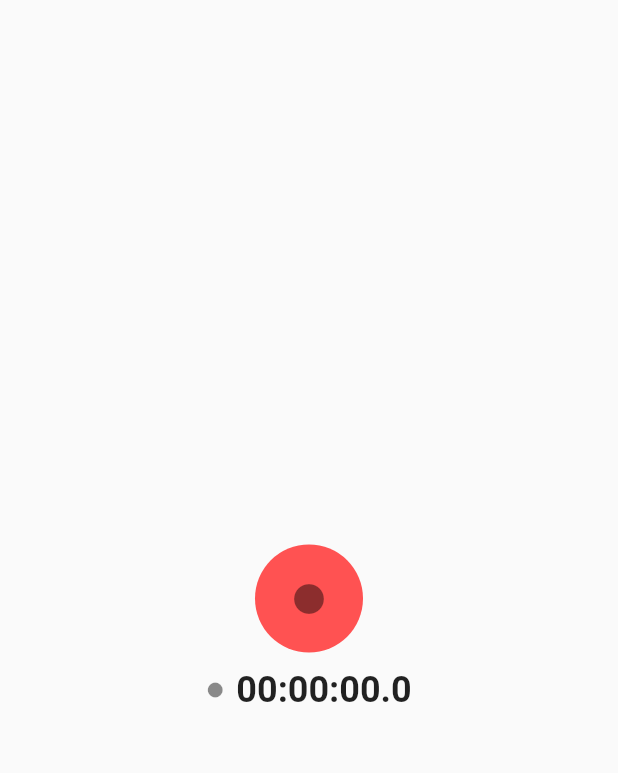
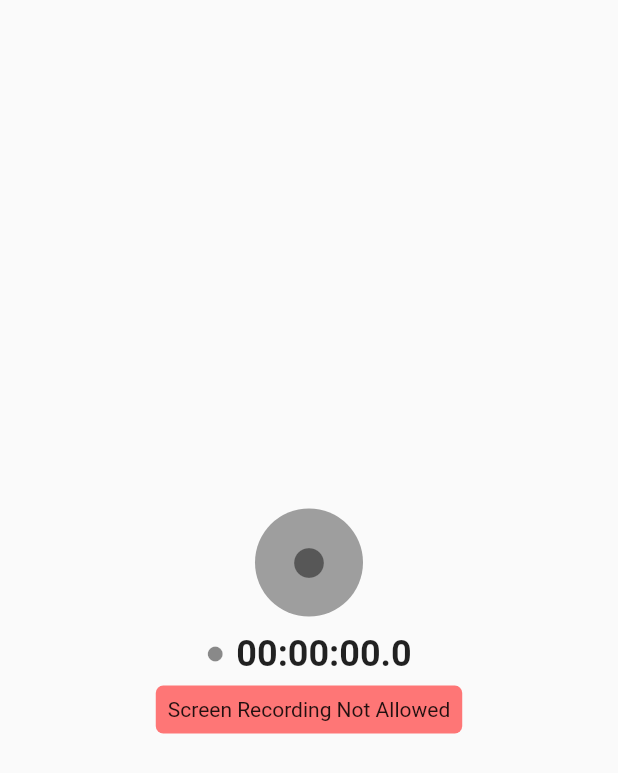
Before and after one commit to OwOsimple/desktop_recorder, a Flutter app: the screen it shows after launch, on a phone screen of 412 x 824 dp. Shown: the top 773 px of the screen. Run offline on Flutter 3.47's test engine with Material 2 defaults, Android fonts, the phone set to English and light mode, and no system bars; our stand-ins replace get; missing offline and left inert: ffmpeg_kit_flutter, process_run, window_manager, window_size; statements that could not run were skipped.

Commit message:
MacOS Version

```diff
--- a/lib/main.dart
+++ b/lib/main.dart
@@ -1,10 +1,12 @@
 import 'dart:io';
 
-import 'package:desktop_recorder/recording_behavior/windows_recording_behavior.dart';
 import 'package:desktop_recorder/record_button.dart';
 import 'package:desktop_recorder/record_controller.dart';
+import 'package:desktop_recorder/recording_behavior/mac_recording_behavior.dart';
+import 'package:desktop_recorder/recording_behavior/windows_recording_behavior.dart';
 import 'package:desktop_recorder/recording_time_widget.dart';
 import 'package:flutter/material.dart';
+import 'package:flutter/services.dart';
 import 'package:get/get.dart';
 import 'package:window_manager/window_manager.dart';
 import 'package:window_size/window_size.dart';
@@ -20,6 +22,8 @@ void main() {
 
   if (Platform.isWindows) {
     Get.put(RecordController(behavior: WindowsRecordingBehavior()));
+  } else if (Platform.isMacOS) {
+    Get.put(RecordController(behavior: MacRecordingBehavior()));
   }
 
   RecordController.recordingRegistry.listen((isRecording) {
@@ -60,20 +64,54 @@ class MyApp extends StatelessWidget with WindowListener {
 class HomePage extends StatelessWidget {
   const HomePage({super.key});
 
+  Widget _column() {
+    if (Platform.isWindows) {
+      return Column(
+        mainAxisAlignment: MainAxisAlignment.center,
+        children: [
+          const Padding(
+            padding: EdgeInsets.all(12.0),
+            child: RecordButton(),
+          ),
+          RecordingTimeWidget(),
+        ],
+      );
+    }
+
+    /// Platform.isMacOS
+    return FutureBuilder(
+        future: const MethodChannel('com.example/desktop_recorder').invokeMethod('canRecordScreen'),
+        builder: (_, result) {
+          return Column(
+            mainAxisAlignment: MainAxisAlignment.center,
+            children: [
+              Padding(
+                padding: const EdgeInsets.all(12.0),
+                child: (result.hasData && result.data == true) ? const RecordButton() : const RecordButton(enabled: false),
+              ),
+              RecordingTimeWidget(),
+              (result.hasData && result.data == true)
+                  ? const SizedBox.shrink()
+                  : Container(
+                      decoration: BoxDecoration(
+                        borderRadius: const BorderRadius.all(Radius.circular(5)),
+                        color: Colors.redAccent.withAlpha(200),
+                      ),
+                      clipBehavior: Clip.hardEdge,
+                      margin: const EdgeInsets.all(8.0),
+                      padding: const EdgeInsets.all(8.0),
+                      child: const Text('Screen Recording Not Allowed'),
+                    ),
+            ],
+          );
+        });
+  }
+
   @override
   Widget build(BuildContext context) {
     return Scaffold(
       body: Center(
-        child: Column(
-          mainAxisAlignment: MainAxisAlignment.center,
-          children: [
-            Padding(
-              padding: const EdgeInsets.all(12.0),
-              child: RecordButton(recordBehavior: WindowsRecordingBehavior()),
-            ),
-            RecordingTimeWidget(),
-          ],
-        ),
+        child: _column(),
       ),
     );
   }
--- a/lib/record_button.dart
+++ b/lib/record_button.dart
@@ -1,14 +1,13 @@
-import 'package:desktop_recorder/recording_behavior/recording_behavior.dart';
 import 'package:desktop_recorder/record_controller.dart';
 import 'package:flutter/material.dart';
 import 'package:get/get.dart';
 
 class RecordButton extends StatelessWidget {
-  final RecordingBehavior recordBehavior;
+  final bool enabled;
 
   const RecordButton({
     super.key,
-    required this.recordBehavior,
+    this.enabled = true,
   });
 
   void _onPressed() async {
@@ -26,8 +25,8 @@ class RecordButton extends StatelessWidget {
       return Icon(iconData, color: Colors.black45);
     });
 
-    final Widget iconButton = IconButton(
-      onPressed: _onPressed,
+    Widget iconButton = IconButton(
+      onPressed: enabled ? _onPressed : null,
       icon: icon,
     );
 
@@ -35,7 +34,7 @@ class RecordButton extends StatelessWidget {
       width: 72,
       height: 72,
       child: Material(
-        color: Colors.redAccent,
+        color: enabled ? Colors.redAccent : Colors.grey,
         shape: const CircleBorder(),
         child: iconButton,
       ),
--- a/pubspec.yaml
+++ b/pubspec.yaml
@@ -15,10 +15,10 @@ dependencies:
   cupertino_icons: ^1.0.2
 
   # third party
-  #  ffmpeg_kit_flutter: ^5.1.0
+  ffmpeg_kit_flutter: ^5.1.0
   file_picker: ^5.2.5
   get: ^4.6.5
-  path_provider: ^2.0.13
+#  path_provider: ^2.0.13
   process_run: ^0.12.5+2
   window_manager: ^0.3.1
 
```
Also changed, not shown: lib/recording_behavior/mac_recording_behavior.dart (added, +38 -0 lines), pubspec.lock, 8 other files.
